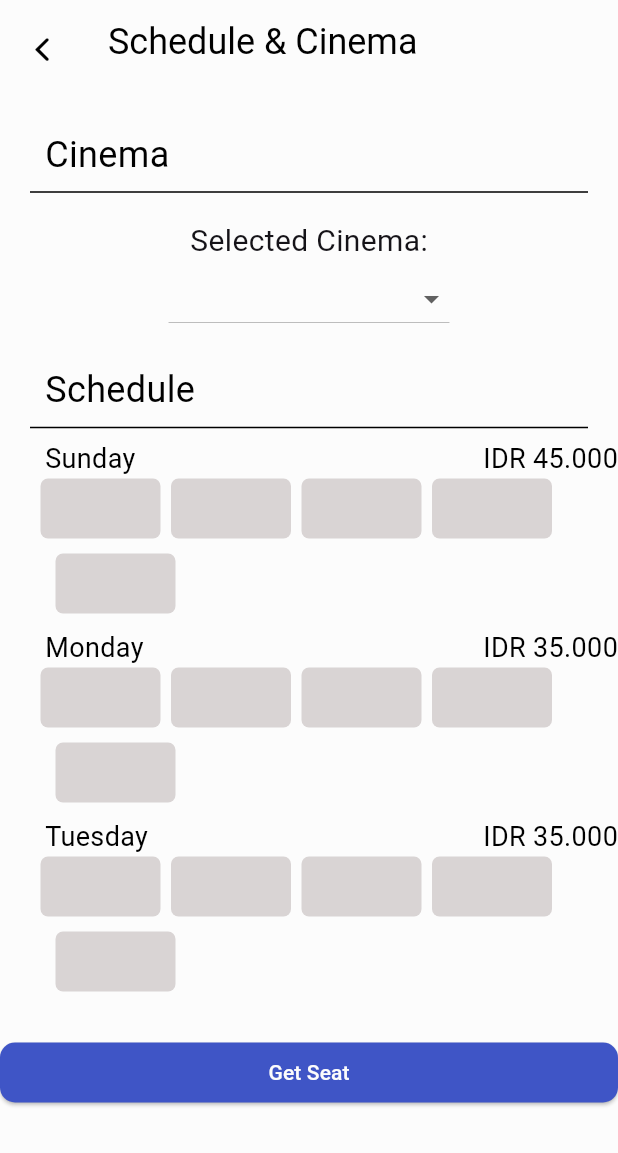
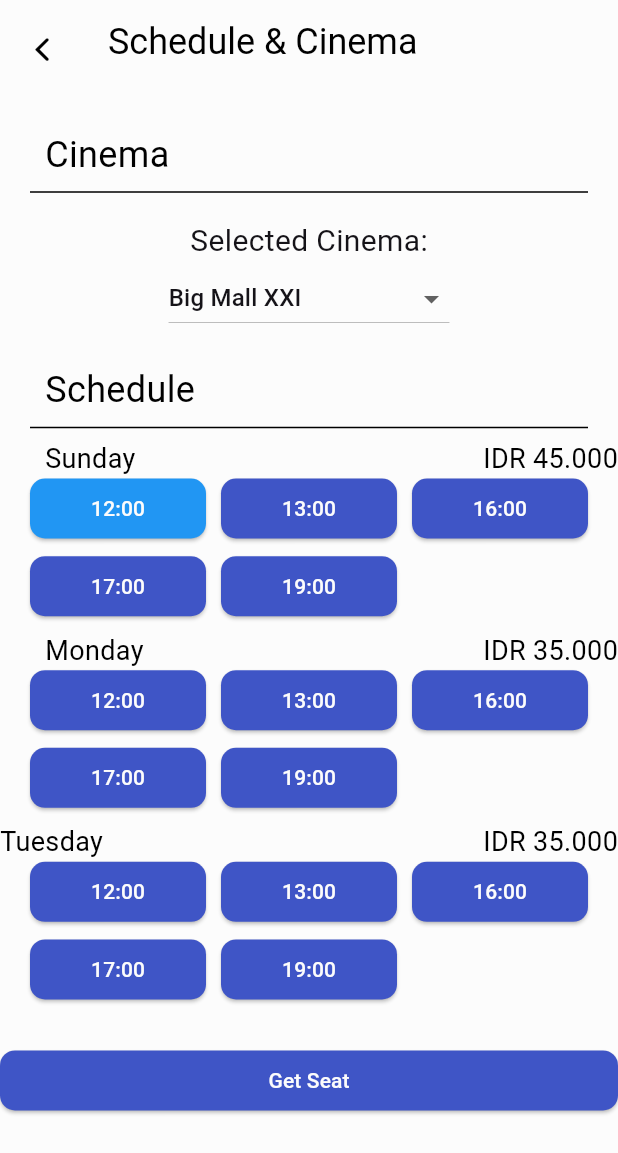
Before and after one commit to Azkina1123/flutix, a Flutter app: the SchedulePlacePage screen opened directly, on a phone screen of 412 x 824 dp. Shown: the top 1153 px of the screen. Run offline on Flutter 3.47's test engine with Material 2 defaults, Android fonts, the phone set to English and light mode, and no system bars; our stand-ins replace cloud_firestore, email_validator, equatable, firebase_auth, firebase_core; accounts and stored records are empty; network calls fail.

Commit message:
fix: Schedule Place Page

```diff
--- a/lib/ui/pages/schedule_place_page.dart
+++ b/lib/ui/pages/schedule_place_page.dart
@@ -1,3 +1,5 @@
+// ignore_for_file: deprecated_member_use, sort_child_properties_last
+
 part of "pages.dart";
 
 class SchedulePlacePage extends StatefulWidget {
@@ -14,6 +16,10 @@ class _SchedulePlacePageState extends State<SchedulePlacePage> {
     'Samarinda Square XXI',
     'Big Mall XXI'
   ];
+  String selectedTempat = 'Big Mall XXI';
+  List<String> waktuTayang = ['12:00', '13:00', '16:00', '17:00', '19:00'];
+  int selectedIdx = 0;
+
   @override
   Widget build(BuildContext context) {
     return Scaffold(
@@ -66,11 +72,10 @@ class _SchedulePlacePageState extends State<SchedulePlacePage> {
                 style: TextStyle(fontSize: 20),
               ),
               DropdownButton<String>(
-                value: selectedBioskop,
+                value: selectedTempat,
                 onChanged: (String? newValue) {
-                  // Perubahan tipe data menjadi String?
                   setState(() {
-                    selectedBioskop = newValue;
+                    selectedTempat = newValue!;
                   });
                 },
                 items: bioskopList.map((String bioskop) {
@@ -127,38 +132,32 @@ class _SchedulePlacePageState extends State<SchedulePlacePage> {
             ],
           ),
           Padding(
-            padding: const EdgeInsets.only(left: 20),
-            child: Row(
-              mainAxisAlignment: MainAxisAlignment.start,
-              children: [
-                for (int i = 0; i < 4; i++)
-                  Container(
-                    width: 80,
-                    height: 40,
-                    margin: const EdgeInsets.only(left: 7),
-                    decoration: BoxDecoration(
-                      borderRadius: BorderRadius.circular(5),
-                      color: const Color.fromARGB(255, 217, 212, 212),
+            padding: const EdgeInsets.only(left: 20, right: 20),
+            child: GridView.builder(
+              shrinkWrap: true,
+              gridDelegate: SliverGridDelegateWithFixedCrossAxisCount(
+                crossAxisCount: 3,
+                // crossAxisSpacing: 8.0,
+                // mainAxisSpacing: 8.0,
+                mainAxisSpacing: height(context) / 70,
+                crossAxisSpacing: 10,
+                mainAxisExtent: 40,
               ),
+              itemCount: waktuTayang.length,
+              itemBuilder: (context, index) {
+                return ElevatedButton(
+                  onPressed: () {
+                    setState(() {
+                      selectedIdx = index;
+                    });
+                  },
+                  child: Text(waktuTayang[index]),
+                  style: ElevatedButton.styleFrom(
+                    primary: selectedIdx == index ? Colors.blue : null,
                   ),
-              ],
+                );
+              },
             ),
-          ),
-          Column(
-            mainAxisAlignment: MainAxisAlignment.start,
-            children: [
-              Padding(
-                padding: const EdgeInsets.only(left: 0, top: 10, right: 258),
-                child: Container(
-                  width: 80,
-                  height: 40,
-                  decoration: BoxDecoration(
-                    borderRadius: BorderRadius.circular(5),
-                    color: const Color.fromARGB(255, 217, 212, 212),
-                  ),
-                ),
-              ),
-            ],
           ),
           const SizedBox(height: 10),
           const Row(
@@ -189,53 +188,44 @@ class _SchedulePlacePageState extends State<SchedulePlacePage> {
             ],
           ),
           Padding(
-            padding: const EdgeInsets.only(left: 20),
-            child: Row(
-              mainAxisAlignment: MainAxisAlignment.start,
-              children: [
-                for (int i = 0; i < 4; i++)
-                  Container(
-                    width: 80,
-                    height: 40,
-                    margin: const EdgeInsets.only(left: 7),
-                    decoration: BoxDecoration(
-                      borderRadius: BorderRadius.circular(5),
-                      color: const Color.fromARGB(255, 217, 212, 212),
+            padding: const EdgeInsets.only(left: 20, right: 20),
+            child: GridView.builder(
+              shrinkWrap: true,
+              gridDelegate: SliverGridDelegateWithFixedCrossAxisCount(
+                crossAxisCount: 3,
+                // crossAxisSpacing: 8.0,
+                // mainAxisSpacing: 8.0,
+                mainAxisSpacing: height(context) / 70,
+                crossAxisSpacing: 10,
+                mainAxisExtent: 40,
               ),
+              itemCount: waktuTayang.length,
+              itemBuilder: (context, index) {
+                return ElevatedButton(
+                  onPressed: () {
+                    setState(() {
+                      selectedIdx = index + 5;
+                    });
+                  },
+                  child: Text(waktuTayang[index]),
+                  style: ElevatedButton.styleFrom(
+                    primary: selectedIdx == index + 5 ? Colors.blue : null,
                   ),
-              ],
+                );
+              },
             ),
-          ),
-          Column(
-            mainAxisAlignment: MainAxisAlignment.start,
-            children: [
-              Padding(
-                padding: const EdgeInsets.only(left: 0, top: 10, right: 258),
-                child: Container(
-                  width: 80,
-                  height: 40,
-                  decoration: BoxDecoration(
-                    borderRadius: BorderRadius.circular(5),
-                    color: const Color.fromARGB(255, 217, 212, 212),
-                  ),
-                ),
-              ),
-            ],
           ),
           const SizedBox(height: 10),
           const Row(
             mainAxisAlignment: MainAxisAlignment.spaceBetween,
             children: [
-              Padding(
-                padding: EdgeInsets.only(left: 30),
-                child: Text(
+              Text(
                 "Tuesday",
                 textAlign: TextAlign.left,
                 style: TextStyle(
                   color: Colors.black,
                   fontSize: 18,
                   fontWeight: FontWeight.normal,
-                  ),
                 ),
               ),
               // SizedBox(width: 170),
@@ -251,38 +241,32 @@ class _SchedulePlacePageState extends State<SchedulePlacePage> {
             ],
           ),
           Padding(
-            padding: const EdgeInsets.only(left: 20),
-            child: Row(
-              mainAxisAlignment: MainAxisAlignment.start,
-              children: [
-                for (int i = 0; i < 4; i++)
-                  Container(
-                    width: 80,
-                    height: 40,
-                    margin: const EdgeInsets.only(left: 7),
-                    decoration: BoxDecoration(
-                      borderRadius: BorderRadius.circular(5),
-                      color: const Color.fromARGB(255, 217, 212, 212),
+            padding: const EdgeInsets.only(left: 20, right: 20),
+            child: GridView.builder(
+              shrinkWrap: true,
+              gridDelegate: SliverGridDelegateWithFixedCrossAxisCount(
+                crossAxisCount: 3,
+                // crossAxisSpacing: 8.0,
+                // mainAxisSpacing: 8.0,
+                mainAxisSpacing: height(context) / 70,
+                crossAxisSpacing: 10,
+                mainAxisExtent: 40,
               ),
+              itemCount: waktuTayang.length,
+              itemBuilder: (context, index) {
+                return ElevatedButton(
+                  onPressed: () {
+                    setState(() {
+                      selectedIdx = index + 10;
+                    });
+                  },
+                  child: Text(waktuTayang[index]),
+                  style: ElevatedButton.styleFrom(
+                    primary: selectedIdx == index + 10 ? Colors.blue : null,
                   ),
-              ],
+                );
+              },
             ),
-          ),
-          Column(
-            mainAxisAlignment: MainAxisAlignment.start,
-            children: [
-              Padding(
-                padding: const EdgeInsets.only(left: 0, top: 10, right: 258),
-                child: Container(
-                  width: 80,
-                  height: 40,
-                  decoration: BoxDecoration(
-                    borderRadius: BorderRadius.circular(5),
-                    color: const Color.fromARGB(255, 217, 212, 212),
-                  ),
-                ),
-              ),
-            ],
           ),
           const SizedBox(height: 30),
           ElevatedButton(
@@ -291,7 +275,7 @@ class _SchedulePlacePageState extends State<SchedulePlacePage> {
                 context,
                 MaterialPageRoute(
                   builder: (context) {
-                    return const SchedulePlacePage();
+                    return const PilihBangku();
                   },
                 ),
               );
--- a/lib/ui/pages/success_checkout_page.dart
+++ b/lib/ui/pages/success_checkout_page.dart
@@ -1,23 +1,17 @@
 part of "pages.dart";
 
-class SuccessCheckoutPage extends StatefulWidget {
+class SuccessCheckoutPage extends StatelessWidget {
   const SuccessCheckoutPage({super.key});
 
-  @override
-  State<SuccessCheckoutPage> createState() => _SuccessCheckoutPageState();
-}
-
-class _SuccessCheckoutPageState extends State<SuccessCheckoutPage> {
   @override
   Widget build(BuildContext context) {
     return Scaffold(
       body: Center(
         child: Column(
+          mainAxisAlignment: MainAxisAlignment.center,
+          crossAxisAlignment: CrossAxisAlignment.center,
           children: [
-            Padding(
-              padding: const EdgeInsets.only(
-                  left: 156, right: 156, top: 250, bottom: 0),
-              child: Container(
+            Container(
               width: 100,
               height: 100,
               decoration: const BoxDecoration(
@@ -26,32 +20,31 @@ class _SuccessCheckoutPageState extends State<SuccessCheckoutPage> {
                     fit: BoxFit.cover),
               ),
             ),
-            ),
+            const SizedBox(height: 40),
             Column(
               children: [
                 const Padding(
-                  padding:
-                      EdgeInsets.only(left: 85, right: 85, top: 25, bottom: 0),
+                  padding: EdgeInsets.symmetric(horizontal: 70),
                   child: Text(
                     "Happy Watching!",
                     style: TextStyle(fontSize: 28),
+                    textAlign: TextAlign.center,
                   ),
                 ),
                 const SizedBox(height: 25),
-                const Text(
+                const Padding(
+                  padding: EdgeInsets.symmetric(horizontal: 30),
+                  child: Text(
                     "You have successfully bought the ticket",
                     style: TextStyle(fontSize: 22),
                     textAlign: TextAlign.center,
                   ),
+                ),
+                const SizedBox(height: 25),
                 const SizedBox(height: 30),
                 ElevatedButton(
                   onPressed: () {
-                    Navigator.push(
-                      context,
-                      MaterialPageRoute(
-                        builder: (context) => MainPage(),
-                      ),
-                    );
+                    Navigator.pop(context);
                   },
                   style: ElevatedButton.styleFrom(
                       backgroundColor: colors["cerulean-blue"]!),
@@ -89,3 +82,85 @@ class _SuccessCheckoutPageState extends State<SuccessCheckoutPage> {
     );
   }
 }
+
+//   @override
+//   Widget build(BuildContext context) {
+//     return Scaffold(
+//       body: Center(
+//         child: Column(
+//           children: [
+//             Padding(
+//               padding: const EdgeInsets.only(
+//                   left: 156, right: 156, top: 250, bottom: 0),
+//               child: Container(
+//                 width: 100,
+//                 height: 100,
+//                 decoration: const BoxDecoration(
+//                   image: DecorationImage(
+//                       image: AssetImage("assets/Confetti.png"),
+//                       fit: BoxFit.cover),
+//                 ),
+//               ),
+//             ),
+//             Column(
+//               children: [
+//                 const Padding(
+//                   padding:
+//                       EdgeInsets.only(left: 85, right: 85, top: 25, bottom: 0),
+//                   child: Text(
+//                     "Happy Watching!",
+//                     style: TextStyle(fontSize: 28),
+//                   ),
+//                 ),
+//                 const SizedBox(height: 25),
+//                 const Text(
+//                   "You have successfully bought the ticket",
+//                   style: TextStyle(fontSize: 22),
+//                   textAlign: TextAlign.center,
+//                 ),
+//                 const SizedBox(height: 30),
+//                 ElevatedButton(
+//                   onPressed: () {
+//                     Navigator.push(
+//                       context,
+//                       MaterialPageRoute(
+//                         builder: (context) => MainPage(),
+//                       ),
+//                     );
+//                   },
+//                   style: ElevatedButton.styleFrom(
+//                       backgroundColor: colors["cerulean-blue"]!),
+//                   child: Row(
+//                     // crossAxisAlignment: CrossAxisAlignment.start,
+//                     mainAxisSize: MainAxisSize.min,
+//                     children: [
+//                       Image.asset('assets/ticket-white.png'),
+//                       const SizedBox(width: 20),
+//                       Text(
+//                         'My Ticket',
+//                         style: TextStyle(color: colors['soapstone']!),
+//                       ),
+//                     ],
+//                   ),
+//                 ),
+//                 const SizedBox(height: 10),
+//                 TextButton(
+//                   child: const Text("Back to Home",
+//                       textAlign: TextAlign.center,
+//                       style: TextStyle(
+//                           color: Colors.black,
+//                           fontSize: 18,
+//                           fontFamily: 'Raleway')),
+//                   onPressed: () {
+//                     Navigator.push(context,
+//                         MaterialPageRoute(builder: (context) => MainPage()));
+//                   },
+//                 ),
+//               ],
+//             ),
+//           ],
+//         ),
+//       ),
+//     );
+//   }
+// }
--- a/lib/ui/pages/success_top_up_page.dart
+++ b/lib/ui/pages/success_top_up_page.dart
@@ -20,11 +20,11 @@ class SuccessTopUpPage extends StatelessWidget {
                     fit: BoxFit.cover),
               ),
             ),
-            const SizedBox(height: 10),
+            const SizedBox(height: 60),
             Column(
               children: [
                 const Padding(
-                  padding: EdgeInsets.symmetric(horizontal: 140),
+                  padding: EdgeInsets.symmetric(horizontal: 70),
                   child: Text(
                     "Wallet is Ready!",
                     style: TextStyle(fontSize: 28),
@@ -33,7 +33,7 @@ class SuccessTopUpPage extends StatelessWidget {
                 ),
                 const SizedBox(height: 25),
                 const Padding(
-                  padding: EdgeInsets.symmetric(horizontal: 140),
+                  padding: EdgeInsets.symmetric(horizontal: 30),
                   child: Text(
                     "You have successfully feed your wallet!",
                     style: TextStyle(fontSize: 22),
@@ -44,9 +44,7 @@ class SuccessTopUpPage extends StatelessWidget {
                 const SizedBox(height: 30),
                 ElevatedButton(
                   onPressed: () {
-                    Navigator.pop(
-                      context
-                    );
+                    Navigator.pop(context);
                   },
                   style: ElevatedButton.styleFrom(
                       backgroundColor: colors["cerulean-blue"]!),
```
Also changed, not shown: lib/ui/widgets/widgets.dart (line endings or trailing spaces). Lines whose indentation alone changed are shown as unchanged.
